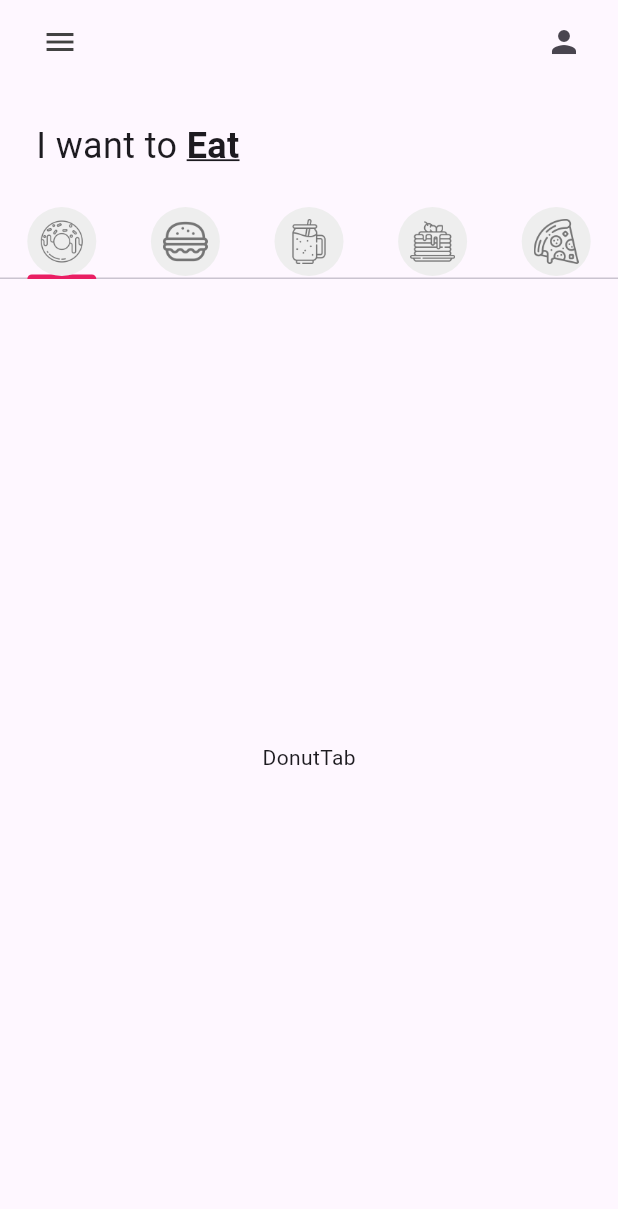
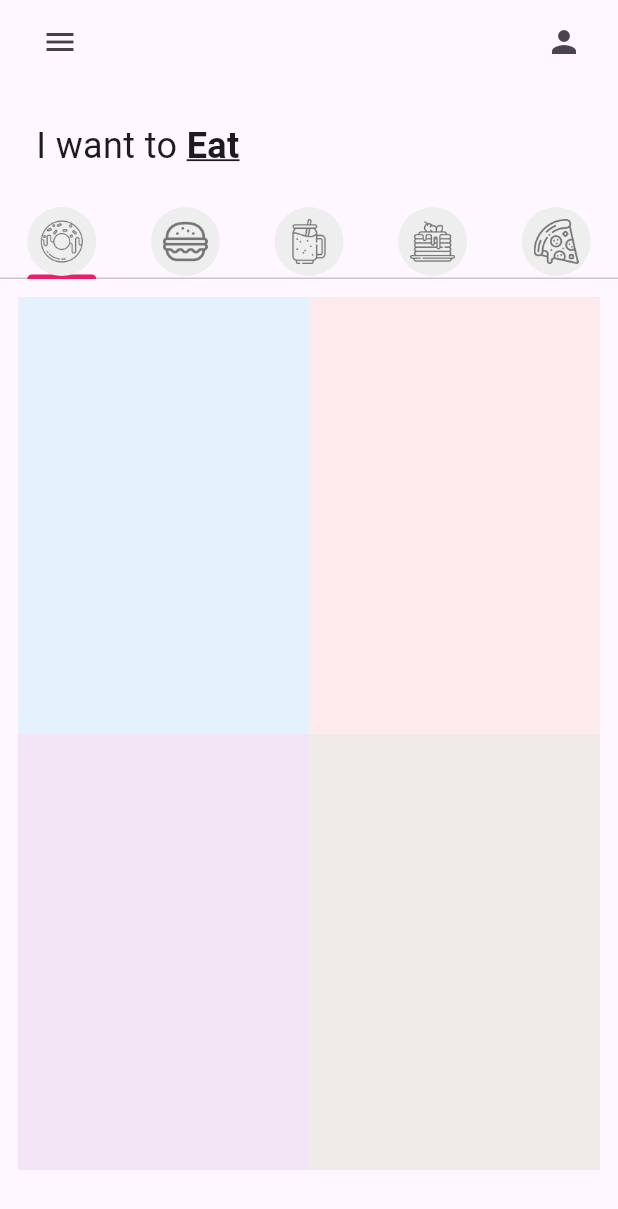
Before and after one commit to Groads/p1_donut_app_salazar_kevin, a Flutter app: the screen it shows after launch, on a phone screen of 412 x 824 dp. Shown: the top 1209 px of the screen. Run offline on Flutter 3.47's test engine with Material 3 defaults, Android fonts, the phone set to English and light mode, and no system bars.

Commit message:
DonutTileAdded

```diff
--- a/lib/pages/home_page.dart
+++ b/lib/pages/home_page.dart
@@ -69,12 +69,12 @@
       //Tab Bar
        TabBar(tabs: myTabs),
       //Tab Bar view
-      const Expanded(child:TabBarView(children:[
+      Expanded(child:TabBarView(children:[
       DonutTab(),
-      BurgerTab(),
-      SmoothieTab(),
-      PanCakeTab(),
-      PizzaTab()]
+      const BurgerTab(),
+      const SmoothieTab(),
+      const PanCakeTab(),
+      const PizzaTab()]
       ))
       //Total del carrito
       ],
--- a/lib/tab/donut_tab.dart
+++ b/lib/tab/donut_tab.dart
@@ -1,10 +1,30 @@
 import 'package:flutter/material.dart';
 
+import '../utils/donut_tile.dart';
+
 class DonutTab extends StatelessWidget {
-  const DonutTab({super.key});
+  final List donutsOnSale = [
+// [ donutFlavor, donutPrice, donutColor, imageName ]
+["Ice Cream", "36", Colors.blue, "lib/images/icecream_donut.png"],
+["Strawberry", "45", Colors.red, "lib/images/strawberry_donut.png"],
+["Grape Ape", "84", Colors.purple, "lib/images/grape_donut.png"],
+["Choco", "95", Colors.brown, "lib/images/chocolate_donut.png"],
+];
+ DonutTab({super.key});
 
   @override
   Widget build(BuildContext context) {
-    return const Center(child: Text("DonutTab"),);
+    return GridView.builder(
+      itemCount:donutsOnSale.length ,
+      padding:const EdgeInsets.all(12) ,
+      gridDelegate: const SliverGridDelegateWithFixedCrossAxisCount(crossAxisCount: 2,childAspectRatio: 1/1.5),
+      itemBuilder:(context,index){
+        return DonutTile(
+           donutFlavor:donutsOnSale[index][0],
+           donutPrice:donutsOnSale[index][1],
+           donutColor:donutsOnSale[index][2],
+           imageName:donutsOnSale[index][3],
+        );
+      } );
   }
 }
--- /dev/null
+++ b/lib/utils/donut_tile.dart
@@ -0,0 +1,16 @@
+import 'package:flutter/material.dart';
+
+class DonutTile extends StatelessWidget {
+    final String donutFlavor;
+    final String donutPrice;
+    final dynamic donutColor;//dynamic porque sera de tipo color
+    final String imageName;
+
+const DonutTile({super.key, required this.donutFlavor, required this.donutPrice, this.donutColor, required this.imageName});
+
+  @override
+  Widget build(BuildContext context) {
+    return  Container(decoration: BoxDecoration(color:donutColor[50]),
+    );
+  }
+}
```
